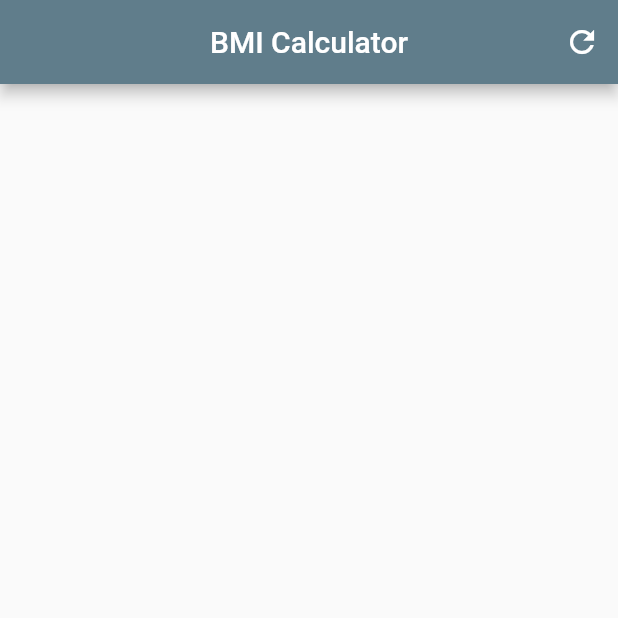
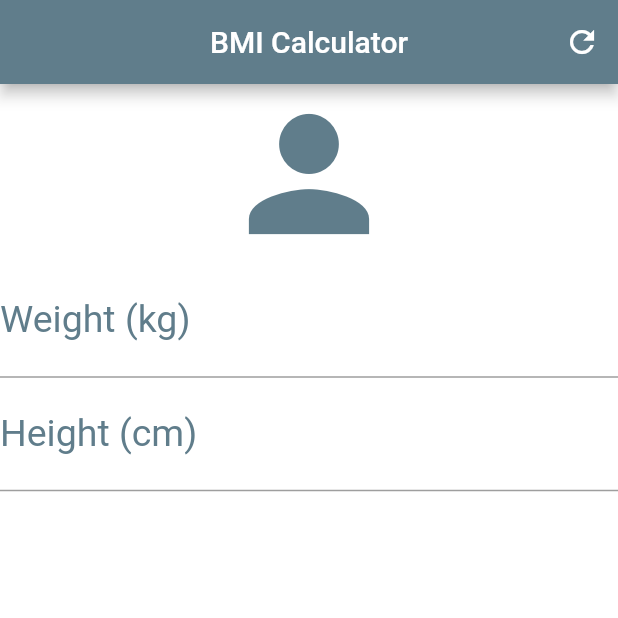
Before and after one commit to EsdrasRR/Flutter, a Flutter app: the screen it shows after launch, on a phone screen of 412 x 824 dp, the top half of it. Run offline on Flutter 3.47's test engine with Material 2 defaults, Android fonts, the light colour scheme and no system bars.

Commit message:
style : added icon, texfuekd and decoration

```diff
--- a/bmi_calculator/lib/main.dart
+++ b/bmi_calculator/lib/main.dart
@@ -24,6 +24,29 @@ class _HomeState extends State<Home> {
           )
         ],
       ),
+      backgroundColor: Colors.white,
+      body: Column(
+        crossAxisAlignment: CrossAxisAlignment.stretch,
+        children: <Widget>[
+          Icon(Icons.person, size: 120.0, color: Colors.blueGrey),
+          TextField(
+            keyboardType: TextInputType.number,
+            decoration: InputDecoration(
+                labelText: "Weight (kg)",
+                labelStyle: TextStyle(color: Colors.blueGrey)),
+            textAlign: TextAlign.center,
+            style: TextStyle(color: Colors.blueGrey, fontSize: 25.0),
+          ),
+          TextField(
+            keyboardType: TextInputType.number,
+            decoration: InputDecoration(
+                labelText: "Height (cm)",
+                labelStyle: TextStyle(color: Colors.blueGrey)),
+            textAlign: TextAlign.center,
+            style: TextStyle(color: Colors.blueGrey, fontSize: 25.0),
+          )
+        ],
+      ),
     );
   }
 }
```
